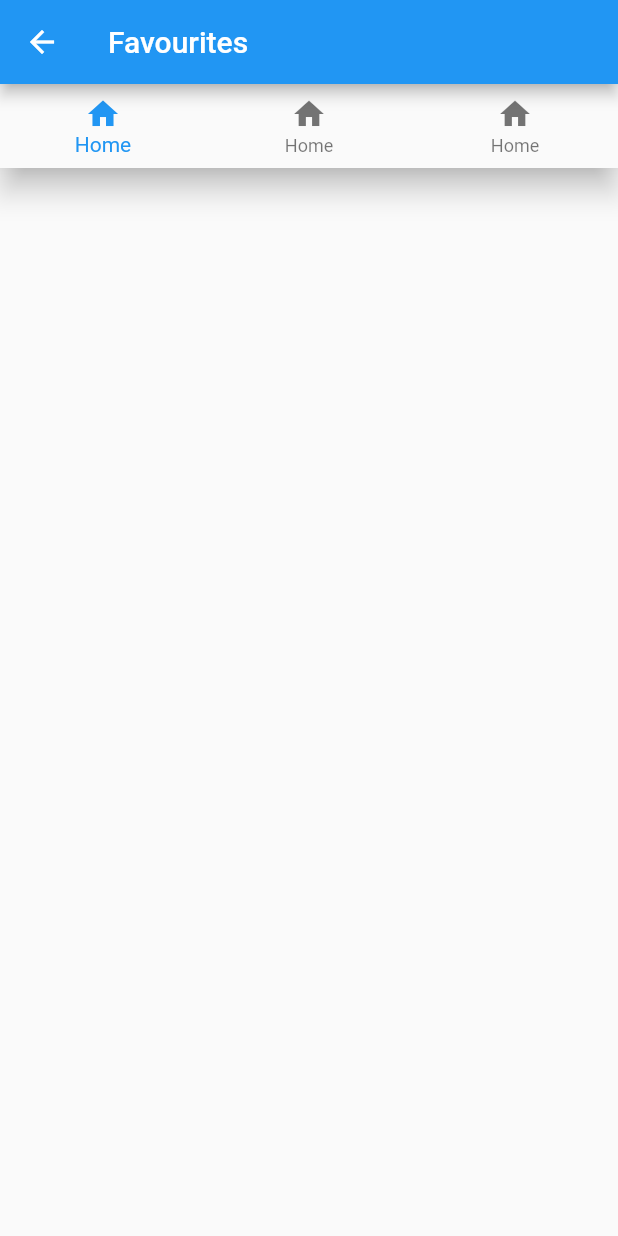
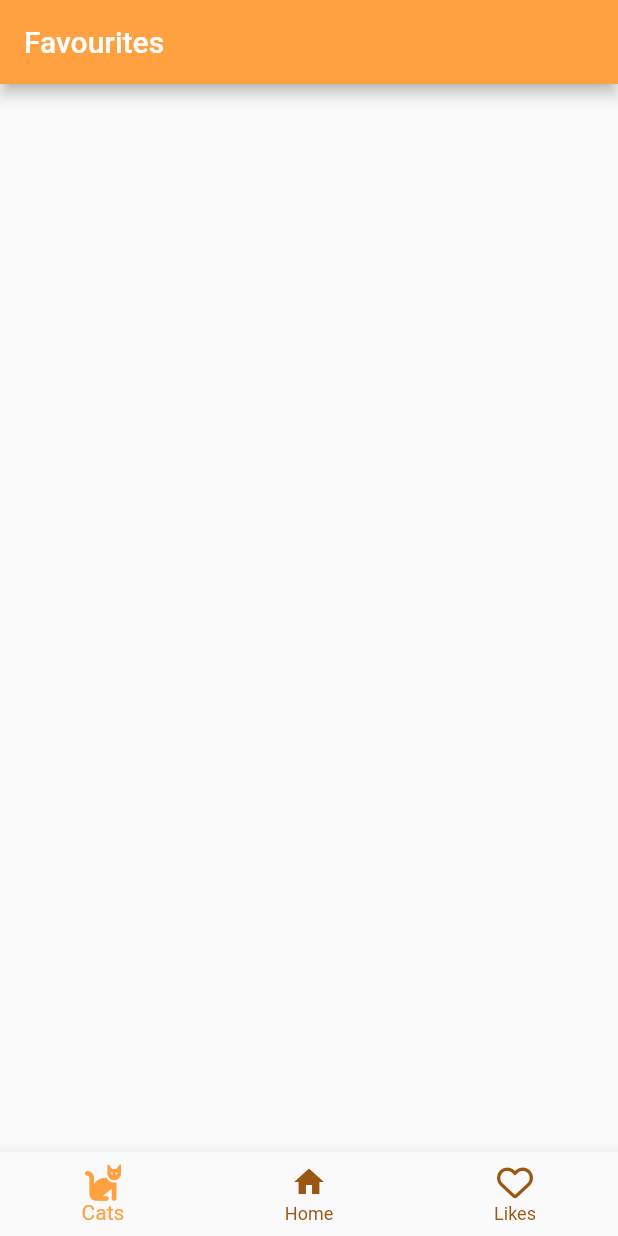
Before and after one commit to Cassandra-Jacklya/catnizer-appetizer, a Flutter app: the FavPage screen opened directly, on a phone screen of 412 x 824 dp. Run offline on Flutter 3.47's test engine with Material 2 defaults, Android fonts, the phone set to English and light mode, and no system bars; our stand-ins replace font_awesome_flutter.

Commit message:
fav page template done

```diff
--- a/lib/FavPage.dart
+++ b/lib/FavPage.dart
@@ -1,6 +1,4 @@
 import 'package:flutter/material.dart';
-import 'package:flutter/src/widgets/framework.dart';
-import 'package:flutter/src/widgets/placeholder.dart';
 import 'package:font_awesome_flutter/font_awesome_flutter.dart';
 
 class FavPage extends StatefulWidget {
@@ -18,19 +16,25 @@ class _FavPageState extends State<FavPage> {
       appBar: (AppBar(title: const Text("Favourites"),)),
       body: Center(
         child: Column(children: [
+          Flexible(
+            child: ListView.builder(
+              itemBuilder: (context, index) {
+
+              }),
+          ),
           BottomNavigationBar(
             items: const <BottomNavigationBarItem> [
               BottomNavigationBarItem(
-                icon: Icon(Icons.home),
-                label: 'Home',
+                icon: FaIcon(FontAwesomeIcons.cat),
+                label: 'Cats',
                 ),
               BottomNavigationBarItem(
                 icon: Icon(Icons.home),
                 label: 'Home',
                 ),
               BottomNavigationBarItem(
-                icon: Icon(Icons.home),
-                label: 'Home',
+                icon: FaIcon(FontAwesomeIcons.heart),
+                label: 'Likes',
                 ),
             ])
         ],)
```
Also changed, not shown: lib/main.dart (+7 -2 lines).
